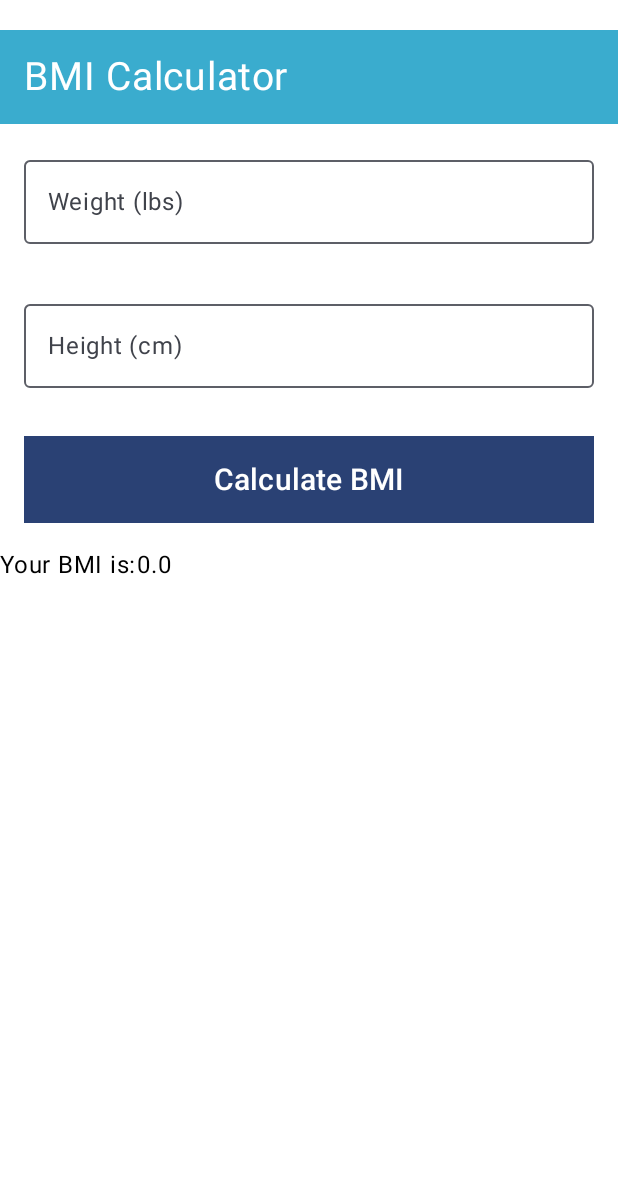
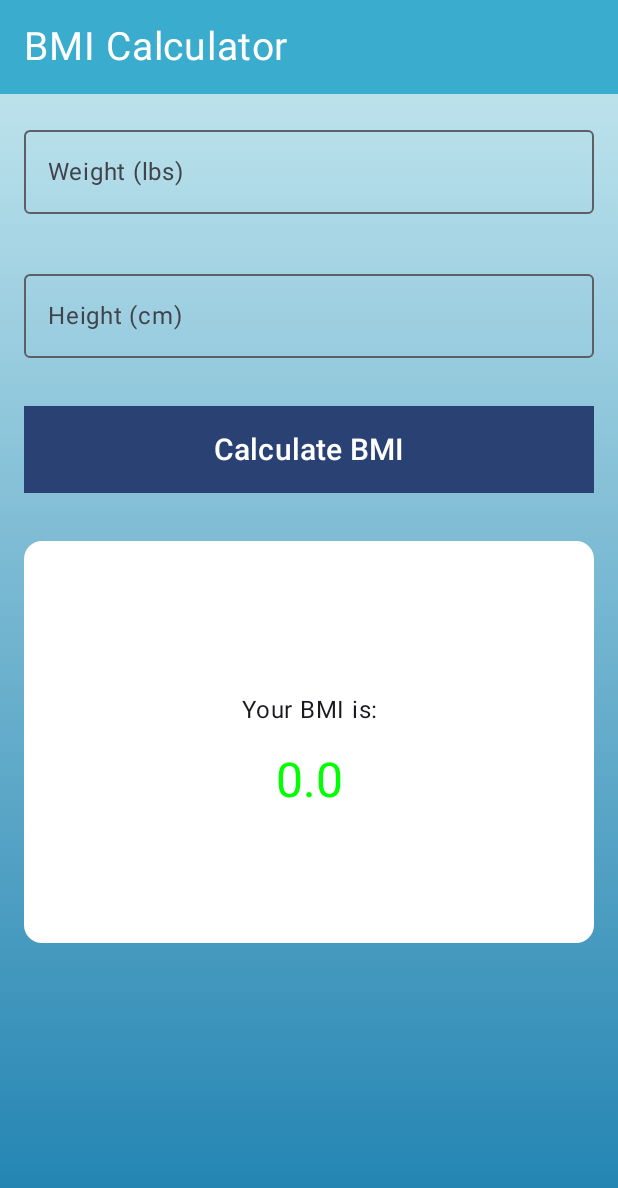
Before and after one commit to dani31perez/BMICalculator, an Android app built with Jetpack Compose: the @Preview function GreetingPreview, on a phone screen of 412 x 824 dp. Shown: the top 1188 px of the screen. Run offline under Robolectric (Android 15) with nearby library versions, the phone set to English and light mode, and no system bars.

Commit message:
ntegrated dynamic BMI circle color changes and UI enhancements for better user interaction.

```diff
--- a/app/src/main/java/com/example/bmicalculator/MainActivity.kt
+++ b/app/src/main/java/com/example/bmicalculator/MainActivity.kt
@@ -8,15 +8,21 @@ import androidx.activity.compose.setContent
 import androidx.activity.enableEdgeToEdge
 import androidx.compose.foundation.background
 import androidx.compose.foundation.layout.*
+import androidx.compose.foundation.layout.Arrangement
+import androidx.compose.foundation.shape.CircleShape
 import androidx.compose.foundation.shape.RoundedCornerShape
 import androidx.compose.foundation.text.KeyboardOptions
 import androidx.compose.material3.*
 import androidx.compose.runtime.*
 import androidx.compose.ui.Alignment
 import androidx.compose.ui.Modifier
+import androidx.compose.ui.draw.clip
+import androidx.compose.ui.graphics.Brush
 import androidx.compose.ui.graphics.Color
 import androidx.compose.ui.platform.LocalContext
+import androidx.compose.ui.text.TextStyle
 import androidx.compose.ui.text.input.KeyboardType
+import androidx.compose.ui.text.style.TextAlign
 import androidx.compose.ui.tooling.preview.Preview
 import androidx.compose.ui.unit.dp
 import androidx.compose.ui.unit.sp
@@ -41,6 +47,7 @@ fun BMIApp() {
     var height by remember { mutableFloatStateOf(0f) }
     var BMI by remember { mutableStateOf<Float?>(null) }
     var category by remember { mutableStateOf("") }
+    var color by remember { mutableStateOf<Color>(Color.Unspecified) }
 
     BMIScreen(
         weight = weight,
@@ -79,18 +86,26 @@ fun BMIApp() {
                     Toast.makeText(context, "Height must be greater than 50 cm", Toast.LENGTH_SHORT).show()
                 else{
                     BMI = (weight/(height*height))*703
-                    if(BMI!! < 18.5f)
+                    if(BMI!! < 18.5f) {
                         category = "Underweight"
-                    else if (BMI!! in 18.5f..24.9f)
+                        color = Color.Blue
+                    }else if (BMI!! in 18.5f..24.9f){
                         category = "Normal weight"
-                    else if (BMI!! in 25f..29.9f )
+                        color = Color.Green
+                    }
+                    else if (BMI!! in 25f..29.9f ){
                         category = "Overweight"
-                    else
+                        color = Color.Yellow
+                    }
+                    else{
                         category = "Obese"
+                        color = Color.Red
+                    }
                 }
         },
         BMI = BMI,
-        category = category
+        category = category,
+        color = color
     )
 }
 
@@ -102,12 +117,17 @@ fun BMIScreen(
     onHeightChange: (String) -> Unit,
     onClick: () -> Unit,
     BMI: Float?,
-    category: String
+    category: String,
+    color: Color
 ){
     Column (
         modifier = Modifier
             .fillMaxSize()
-            .padding(0.dp, 20.dp)
+            .background(
+                Brush.verticalGradient(
+                    colors = listOf(Color(0xFFC9EAF1), Color(0xFF1e81b0))
+                )
+            )
     ) {
         Row  (
             modifier = Modifier
@@ -153,13 +173,52 @@ fun BMIScreen(
         Row(
             modifier = Modifier
                 .fillMaxWidth()
-                .height(150.dp)
+                .height(300.dp)
         ){
             BMI?.let {
                 index ->
-                    Text("Your BMI is:")
-                    Text(index.toString())
-                    Text(category)
+                Card(
+                    colors = CardDefaults.cardColors(
+                        containerColor = Color.White,
+                    ),
+                    modifier = Modifier
+                        .fillMaxSize()
+                        .padding(16.dp)
+                ) {
+                    Box(
+                        modifier = Modifier
+                            .padding(25.dp)
+                            .clip(CircleShape)
+                            .background(color)
+                            .size(50.dp,50.dp)
+                            .align(Alignment.CenterHorizontally)
+                    )
+                    Text(
+                        "Your BMI is:",
+                        textAlign = TextAlign.Center,
+                        modifier = Modifier
+                            .fillMaxWidth()
+                    )
+                    Text(
+                        index.toString(),
+                        textAlign = TextAlign.Center,
+                        style = TextStyle(
+                            color = Color.Green,
+                            fontSize = 32.sp
+                        ),
+                        modifier = Modifier
+                            .fillMaxWidth()
+                            .padding(16.dp)
+                    )
+                    Text(
+                        category,
+                        textAlign = TextAlign.Center,
+                        modifier = Modifier
+                            .fillMaxWidth()
+                            .padding(0.dp, 16.dp)
+                    )
+
+                }
             }
         }
     }
@@ -177,7 +236,8 @@ fun GreetingPreview() {
             onHeightChange = {},
             onClick = {},
             BMI = 0f,
-            category = ""
+            category = "",
+            color = Color.Unspecified
         )
     }
 }
```
